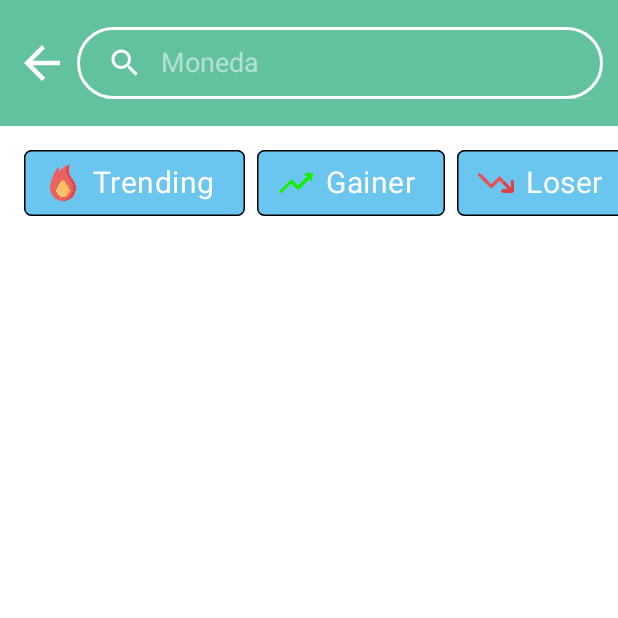
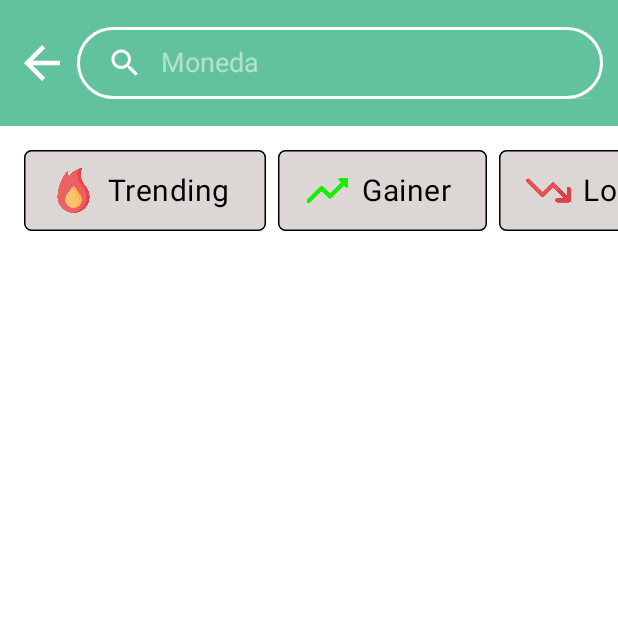
Before and after one commit to xicotet/CryptoList, an Android app: the screen it shows after launch (MainActivity), on a phone screen of 412 x 824 dp, the top half of it. Run offline under Robolectric (Android 15) with nearby library versions, the phone set to English and light mode, and no system bars.

Commit message:
Chips perfeccionadas y con scroll left habilitado

```diff
--- /dev/null
+++ b/app/src/main/res/color/bg_chip_state_list.xml
@@ -0,0 +1,5 @@
+<?xml version="1.0" encoding="utf-8"?>
+<selector xmlns:android="http://schemas.android.com/apk/res/android">
+    <item android:color="@color/chip_color" android:state_checked="false" />
+    <item android:color="@color/logo_secondary_color" />
+</selector>
--- a/app/src/main/res/layout/fragment_search.xml
+++ b/app/src/main/res/layout/fragment_search.xml
@@ -5,6 +5,8 @@
     android:layout_width="match_parent"
     android:layout_height="match_parent"
     tools:context=".ui.view.SearchFragment">
+
+
 
     <com.google.android.material.appbar.MaterialToolbar
         android:id="@+id/materialToolbar"
@@ -42,68 +44,79 @@
     </com.google.android.material.appbar.MaterialToolbar>
 
     <HorizontalScrollView
-        android:layout_width="wrap_content"
+        android:layout_width="match_parent"
         android:layout_height="wrap_content"
         app:layout_constraintStart_toStartOf="parent"
-        app:layout_constraintTop_toBottomOf="@+id/materialToolbar">
+        app:layout_constraintTop_toBottomOf="@id/materialToolbar"
+        android:scrollbars="none">
 
         <com.google.android.material.chip.ChipGroup
             android:id="@+id/chip_group"
             android:layout_width="wrap_content"
-            android:layout_height="match_parent"
-            android:layout_marginStart="16dp"
+            android:layout_height="wrap_content"
+
             android:layout_marginTop="8dp">
 
             <com.google.android.material.chip.Chip
                 android:id="@+id/chip_trending"
                 android:layout_width="wrap_content"
-                android:layout_height="60dp"
+                android:layout_height="70dp"
                 android:checkable="true"
+                android:layout_marginStart="16dp"
                 android:text="@string/chip_trending"
-                android:textColor="@color/white"
-                android:textSize="20dp"
-                app:chipBackgroundColor="@color/logo_secondary_color"
+                android:textColor="@color/black"
+                android:textSize="20sp"
+                app:chipBackgroundColor="@color/bg_chip_state_list"
                 app:chipCornerRadius="5dp"
-                app:chipEndPadding="14dp"
+                app:chipEndPadding="18dp"
                 app:chipIcon="@drawable/trending"
-                app:chipStartPadding="14dp"
+                app:chipStartPadding="18dp"
+                app:checkedIconEnabled="false"
+                app:chipIconSize="30dp"
                 app:chipStrokeColor="@color/black"
                 app:chipStrokeWidth="1dp" />
 
             <com.google.android.material.chip.Chip
                 android:id="@+id/chip_gainer"
                 android:layout_width="wrap_content"
-                android:layout_height="60dp"
+                android:layout_height="70dp"
                 android:checkable="true"
-                android:text="Gainer"
-                android:textColor="@color/white"
-                android:textSize="20dp"
-                app:chipBackgroundColor="@color/logo_secondary_color"
+                android:text="@string/gainer"
+                android:textColor="@color/black"
+                android:textSize="20sp"
+                app:chipIconSize="30dp"
+                app:chipBackgroundColor="@color/bg_chip_state_list"
                 app:chipCornerRadius="5dp"
-                app:chipEndPadding="14dp"
+                app:chipStartPadding="18dp"
+                app:chipEndPadding="18dp"
                 app:chipIcon="@drawable/increase"
-                app:chipStartPadding="14dp"
+                app:checkedIconEnabled="false"
                 app:chipStrokeColor="@color/black"
                 app:chipStrokeWidth="1dp" />
 
             <com.google.android.material.chip.Chip
                 android:id="@+id/chip_loser"
                 android:layout_width="wrap_content"
-                android:layout_height="60dp"
+                android:layout_height="70dp"
                 android:checkable="true"
-                android:text="Loser"
-                android:textColor="@color/white"
-                android:textSize="20dp"
-                app:chipBackgroundColor="@color/logo_secondary_color"
+                android:text="@string/loser"
+                android:textColor="@color/black"
+                android:textSize="20sp"
+                android:layout_marginEnd="16dp"
+                app:chipBackgroundColor="@color/bg_chip_state_list"
                 app:chipCornerRadius="5dp"
-                app:chipEndPadding="14dp"
+                app:chipEndPadding="18dp"
                 app:chipIcon="@drawable/decrease"
-                app:chipStartPadding="14dp"
+                app:chipIconSize="30dp"
+                app:chipStartPadding="18dp"
+                app:checkedIconEnabled="false"
                 app:chipStrokeColor="@color/black"
                 app:chipStrokeWidth="1dp" />
 
         </com.google.android.material.chip.ChipGroup>
+
     </HorizontalScrollView>
 
 
+
 </androidx.constraintlayout.widget.ConstraintLayout>
--- a/app/src/main/res/values/colors.xml
+++ b/app/src/main/res/values/colors.xml
@@ -10,4 +10,5 @@
     <color name="white">#FFFFFFFF</color>
     <color name="logo_color">#63C29E</color>
     <color name="logo_secondary_color">#6AC6EF</color>
+    <color name="chip_color">#DCD7D4</color>
 </resources>
--- a/app/src/main/res/values/strings.xml
+++ b/app/src/main/res/values/strings.xml
@@ -101,4 +101,6 @@
     <string name="fab_description">Boton para añadir una criptomoneda</string>
     <string name="volver_atras">Icono para volver atrás</string>
     <string name="chip_trending">Trending</string>
+    <string name="gainer">Gainer</string>
+    <string name="loser">Loser</string>
 </resources>
```
